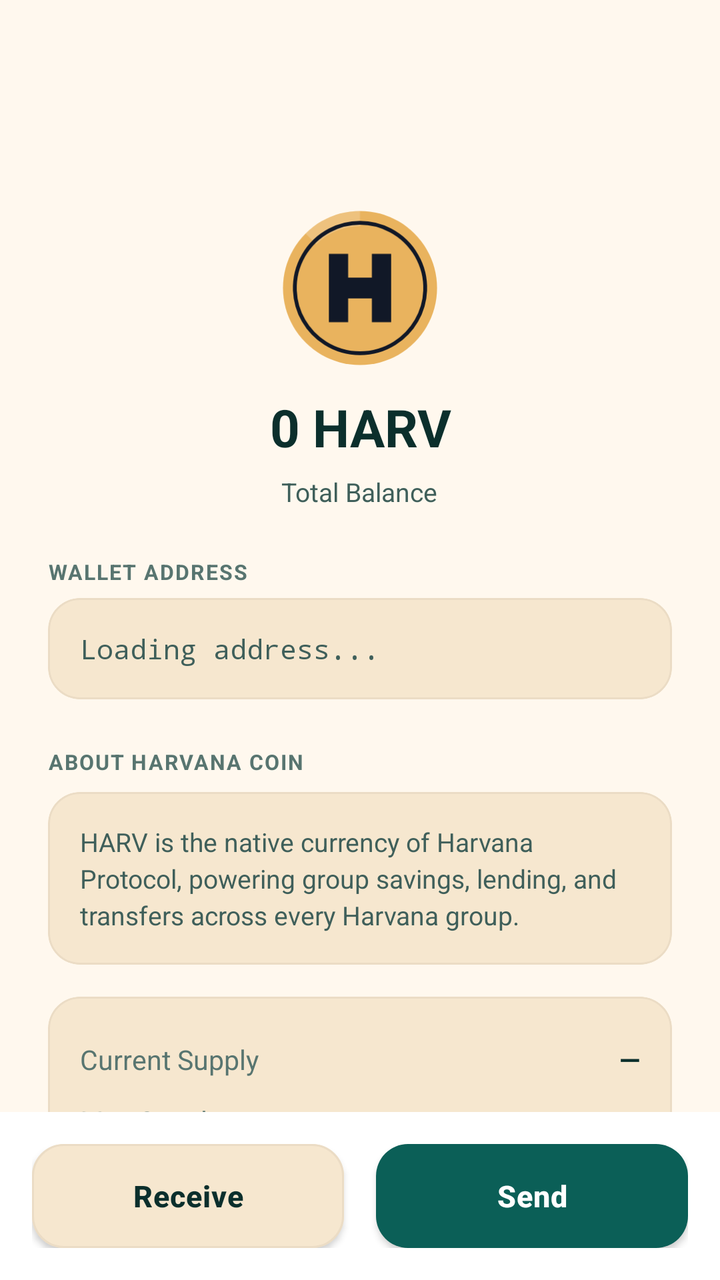
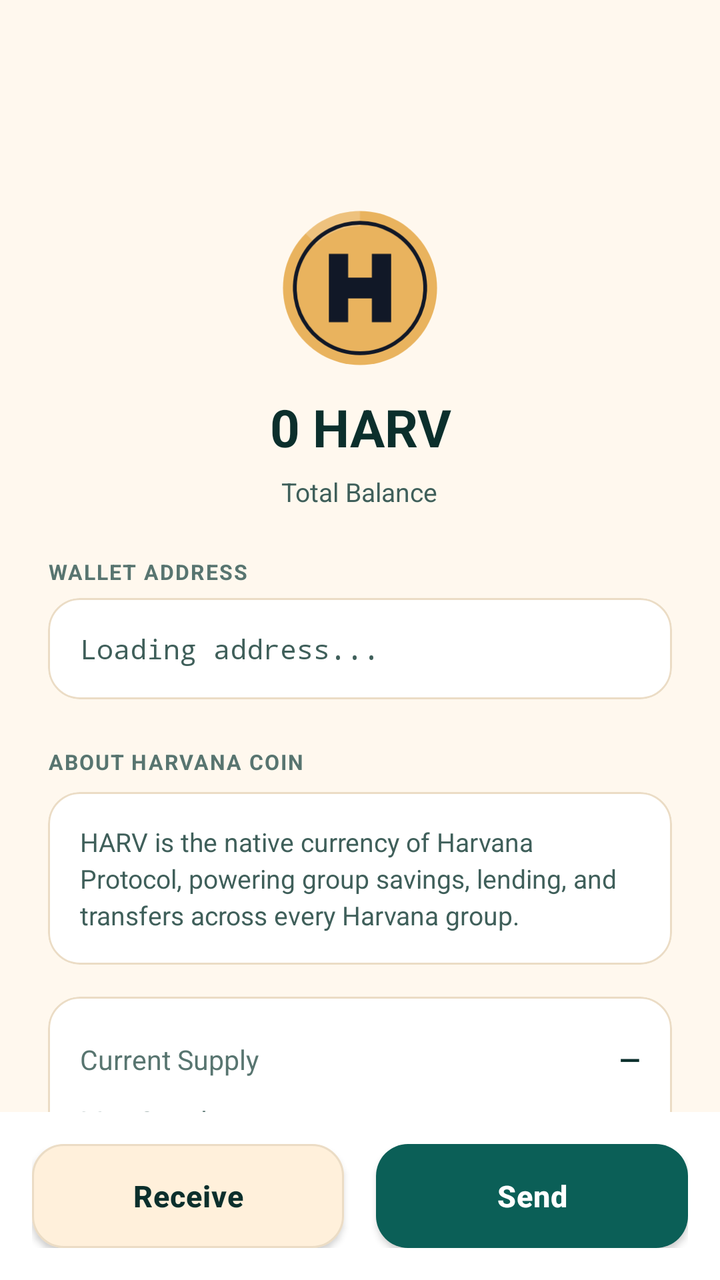

Compare the two renders of this Android layout. The source of the first and the diff that turns it into the second are given below.
<!-- AndroidManifest.xml: application theme AppTheme -->
<!-- res/layout/coin_detail.xml -->
<androidx.coordinatorlayout.widget.CoordinatorLayout
	xmlns:android="http://schemas.android.com/apk/res/android"
	xmlns:app="http://schemas.android.com/apk/res-auto"
	xmlns:tools="http://schemas.android.com/tools"
	android:id="@+id/_coordinator"
	android:layout_width="match_parent"
	android:layout_height="match_parent">
	<com.google.android.material.appbar.AppBarLayout
		android:id="@+id/_app_bar"
		android:layout_width="match_parent"
		android:layout_height="wrap_content"
		android:theme="@style/AppTheme.AppBarOverlay"
		app:elevation="0dp"
		android:stateListAnimator="@null">
		<androidx.appcompat.widget.Toolbar
			android:id="@+id/_toolbar"
			android:layout_width="match_parent"
			android:layout_height="?attr/actionBarSize"
			android:background="?attr/appBarColor"
			app:popupTheme="@style/AppTheme.PopupOverlay" />
	</com.google.android.material.appbar.AppBarLayout>
	<androidx.coordinatorlayout.widget.CoordinatorLayout
		android:id="@+id/_coordinator"
		android:layout_width="match_parent"
		android:layout_height="match_parent"
		android:background="@color/colorBackground"
		app:layout_behavior="@string/appbar_scrolling_view_behavior">
		<LinearLayout
			android:id="@+id/linear3"
			android:layout_width="match_parent"
			android:layout_height="match_parent"
			android:orientation="vertical">
			<androidx.core.widget.NestedScrollView
				android:id="@+id/vscroll2"
				android:layout_width="match_parent"
				android:layout_height="0dp"
				android:layout_weight="1"
				android:overScrollMode="never"
				android:fillViewport="true">
				<LinearLayout
					android:id="@+id/linear10"
					android:layout_width="match_parent"
					android:layout_height="wrap_content"
					android:padding="24dp"
					android:gravity="center_horizontal"
					android:orientation="vertical">
					<com.google.android.material.card.MaterialCardView
						android:id="@+id/cardview1"
						android:layout_width="wrap_content"
						android:layout_height="wrap_content"
						android:layout_marginTop="24dp"
						app:cardBackgroundColor="@android:color/transparent"
						app:cardElevation="0dp"
						app:cardCornerRadius="360dp"
						app:strokeWidth="0dp">
						<ImageView
							android:id="@+id/img_coin_logo"
							android:layout_width="80dp"
							android:layout_height="80dp"
							android:src="@drawable/ic_coin_harv"
							android:scaleType="centerInside" />
					</com.google.android.material.card.MaterialCardView>
					<LinearLayout
						android:id="@+id/linear7"
						android:layout_width="match_parent"
						android:layout_height="wrap_content"
						android:layout_marginTop="8dp"
						android:padding="4dp"
						android:gravity="center_horizontal"
						android:orientation="horizontal"
						android:layout_marginHorizontal="40dp">
						<TextView
							android:id="@+id/tv_coin_balance"
							android:layout_width="match_parent"
							android:layout_height="wrap_content"
							android:gravity="center_horizontal|center_vertical"
							android:text="0 HARV"
							android:textSize="26sp"
							android:textStyle="bold"
							android:textColor="@color/colorTextPrimary"
							android:singleLine="true" />
					</LinearLayout>
					<TextView
						android:id="@+id/textview14"
						android:layout_width="wrap_content"
						android:layout_height="wrap_content"
						android:layout_marginTop="2dp"
						android:text="Total Balance"
						android:textSize="13sp"
						android:textColor="@color/colorTextSecondary" />
					<TextView
						android:id="@+id/textview15"
						android:layout_width="match_parent"
						android:layout_height="wrap_content"
						android:layout_marginTop="24dp"
						android:text="WALLET ADDRESS"
						android:textStyle="bold"
						android:textColor="@color/colorTextTertiary"
						android:textSize="10.5sp"
						android:letterSpacing="0.06" />
					<com.google.android.material.card.MaterialCardView
						android:id="@+id/cardview4"
						android:layout_width="match_parent"
						android:layout_height="wrap_content"
						android:layout_marginTop="6dp"
						app:cardBackgroundColor="@color/colorSurfaceRaised"
						app:cardCornerRadius="16dp"
						app:cardElevation="0dp"
						app:strokeWidth="1dp"
						app:strokeColor="@color/colorCardStroke">
						<TextView
							android:id="@+id/tv_wallet_address"
							android:layout_width="match_parent"
							android:layout_height="wrap_content"
							android:padding="16dp"
							android:gravity="center_vertical"
							android:text="Loading address..."
							android:textColor="@color/colorTextSecondary"
							android:textSize="13.5sp"
							android:fontFamily="monospace"
							android:textIsSelectable="true" />
					</com.google.android.material.card.MaterialCardView>
					<TextView
						android:id="@+id/textview2"
						android:layout_width="match_parent"
						android:layout_height="wrap_content"
						android:layout_marginTop="24dp"
						android:layout_marginBottom="8dp"
						android:text="ABOUT HARVANA COIN"
						android:textStyle="bold"
						android:textColor="@color/colorTextTertiary"
						android:gravity="start"
						android:textSize="10.5sp"
						android:letterSpacing="0.06" />
					<com.google.android.material.card.MaterialCardView
						android:id="@+id/cardview7"
						android:layout_width="match_parent"
						android:layout_height="wrap_content"
						app:cardBackgroundColor="@color/colorSurfaceRaised"
						app:cardCornerRadius="16dp"
						app:cardElevation="0dp"
						app:strokeWidth="1dp"
						app:strokeColor="@color/colorCardStroke">
						<LinearLayout
							android:id="@+id/linear11"
							android:layout_width="match_parent"
							android:layout_height="wrap_content"
							android:padding="16dp"
							android:orientation="vertical">
							<TextView
								android:id="@+id/tv_coin_description"
								android:layout_width="match_parent"
								android:layout_height="wrap_content"
								android:text="HARV is the native currency of Harvana Protocol, powering group savings, lending, and transfers across every Harvana group."
								android:textSize="13sp"
								android:textColor="@color/colorTextSecondary"
								android:gravity="start"
								android:lineSpacingExtra="3dp" />
						</LinearLayout>
					</com.google.android.material.card.MaterialCardView>
					<com.google.android.material.card.MaterialCardView
						android:id="@+id/cardview8"
						android:layout_width="match_parent"
						android:layout_height="wrap_content"
						android:layout_marginTop="16dp"
						app:cardBackgroundColor="@color/colorSurfaceRaised"
						app:cardCornerRadius="16dp"
						app:cardElevation="0dp"
						app:strokeWidth="1dp"
						app:strokeColor="@color/colorCardStroke">
						<LinearLayout
							android:id="@+id/linear12"
							android:layout_width="match_parent"
							android:layout_height="wrap_content"
							android:padding="16dp"
							android:orientation="vertical">
							<LinearLayout
								android:id="@+id/row_current_supply"
								android:layout_width="match_parent"
								android:layout_height="wrap_content"
								android:gravity="center_vertical"
								android:orientation="horizontal"
								android:paddingVertical="6dp">
								<TextView
									android:id="@+id/tv_stat_label_1"
									android:layout_width="0dp"
									android:layout_height="wrap_content"
									android:text="Current Supply"
									android:textColor="@color/colorTextTertiary"
									android:layout_weight="1"
									android:textSize="13.5sp"
									android:focusable="false" />
								<TextView
									android:id="@+id/tv_stat_value_1"
									android:layout_width="wrap_content"
									android:layout_height="wrap_content"
									android:text="—"
									android:textStyle="bold"
									android:textColor="@color/colorTextPrimary"
									android:textSize="13.5sp"
									android:focusable="false" />
							</LinearLayout>
							<LinearLayout
								android:id="@+id/row_max_supply"
								android:layout_width="match_parent"
								android:layout_height="wrap_content"
								android:gravity="center_vertical"
								android:orientation="horizontal"
								android:paddingVertical="6dp">
								<TextView
									android:id="@+id/tv_stat_label_2"
									android:layout_width="0dp"
									android:layout_height="wrap_content"
									android:text="Max Supply"
									android:textColor="@color/colorTextTertiary"
									android:layout_weight="1"
									android:textSize="13.5sp"
									android:focusable="false" />
								<TextView
									android:id="@+id/tv_stat_value_2"
									android:layout_width="wrap_content"
									android:layout_height="wrap_content"
									android:text="—"
									android:textStyle="bold"
									android:textColor="@color/colorTextPrimary"
									android:textSize="13.5sp"
									android:focusable="false" />
							</LinearLayout>
							<LinearLayout
								android:id="@+id/row_circulating_supply"
								android:layout_width="match_parent"
								android:layout_height="wrap_content"
								android:gravity="center_vertical"
								android:orientation="horizontal"
								android:paddingVertical="6dp">
								<TextView
									android:id="@+id/tv_stat_label_3"
									android:layout_width="0dp"
									android:layout_height="wrap_content"
									android:text="Circulating Supply"
									android:textColor="@color/colorTextTertiary"
									android:layout_weight="1"
									android:textSize="13.5sp"
									android:focusable="false" />
								<TextView
									android:id="@+id/tv_stat_value_3"
									android:layout_width="wrap_content"
									android:layout_height="wrap_content"
									android:text="—"
									android:textStyle="bold"
									android:textColor="@color/colorTextPrimary"
									android:textSize="13.5sp"
									android:focusable="false" />
							</LinearLayout>
							<LinearLayout
								android:id="@+id/row_total_holders"
								android:layout_width="match_parent"
								android:layout_height="wrap_content"
								android:gravity="center_vertical"
								android:orientation="horizontal"
								android:paddingVertical="6dp">
								<TextView
									android:id="@+id/tv_stat_label_4"
									android:layout_width="0dp"
									android:layout_height="wrap_content"
									android:text="Total Holders"
									android:textColor="@color/colorTextTertiary"
									android:layout_weight="1"
									android:textSize="13.5sp"
									android:focusable="false" />
								<TextView
									android:id="@+id/tv_stat_value_4"
									android:layout_width="wrap_content"
									android:layout_height="wrap_content"
									android:text="—"
									android:textStyle="bold"
									android:textColor="@color/colorTextPrimary"
									android:textSize="13.5sp"
									android:focusable="false" />
							</LinearLayout>
							<LinearLayout
								android:id="@+id/row_block_height"
								android:layout_width="match_parent"
								android:layout_height="wrap_content"
								android:gravity="center_vertical"
								android:orientation="horizontal"
								android:paddingVertical="6dp">
								<TextView
									android:id="@+id/tv_stat_label_5"
									android:layout_width="0dp"
									android:layout_height="wrap_content"
									android:text="Block Height"
									android:textColor="@color/colorTextTertiary"
									android:layout_weight="1"
									android:textSize="13.5sp"
									android:focusable="false" />
								<TextView
									android:id="@+id/tv_stat_value_5"
									android:layout_width="wrap_content"
									android:layout_height="wrap_content"
									android:text="—"
									android:textStyle="bold"
									android:textColor="@color/colorTextPrimary"
									android:textSize="13.5sp"
									android:focusable="false" />
							</LinearLayout>
							<LinearLayout
								android:id="@+id/row_block_reward"
								android:layout_width="match_parent"
								android:layout_height="wrap_content"
								android:gravity="center_vertical"
								android:orientation="horizontal"
								android:paddingVertical="6dp">
								<TextView
									android:id="@+id/tv_stat_label_6"
									android:layout_width="0dp"
									android:layout_height="wrap_content"
									android:text="Block Reward"
									android:textColor="@color/colorTextTertiary"
									android:layout_weight="1"
									android:textSize="13.5sp"
									android:focusable="false" />
								<TextView
									android:id="@+id/tv_stat_value_6"
									android:layout_width="wrap_content"
									android:layout_height="wrap_content"
									android:text="—"
									android:textStyle="bold"
									android:textColor="@color/colorTextPrimary"
									android:textSize="13.5sp"
									android:focusable="false" />
							</LinearLayout>
							<LinearLayout
								android:id="@+id/row_halving"
								android:layout_width="match_parent"
								android:layout_height="wrap_content"
								android:gravity="center_vertical"
								android:orientation="horizontal"
								android:paddingVertical="6dp">
								<TextView
									android:id="@+id/tv_stat_label_7"
									android:layout_width="0dp"
									android:layout_height="wrap_content"
									android:text="Next Halving"
									android:textColor="@color/colorTextTertiary"
									android:layout_weight="1"
									android:textSize="13.5sp"
									android:focusable="false" />
								<TextView
									android:id="@+id/tv_stat_value_7"
									android:layout_width="wrap_content"
									android:layout_height="wrap_content"
									android:text="—"
									android:textStyle="bold"
									android:textColor="@color/colorTextPrimary"
									android:textSize="13.5sp"
									android:focusable="false" />
							</LinearLayout>
							<LinearLayout
								android:id="@+id/row_network"
								android:layout_width="match_parent"
								android:layout_height="wrap_content"
								android:gravity="center_vertical"
								android:orientation="horizontal"
								android:paddingVertical="6dp">
								<TextView
									android:id="@+id/tv_stat_label_8"
									android:layout_width="0dp"
									android:layout_height="wrap_content"
									android:text="Network"
									android:textColor="@color/colorTextTertiary"
									android:layout_weight="1"
									android:textSize="13.5sp"
									android:focusable="false" />
								<TextView
									android:id="@+id/tv_stat_value_8"
									android:layout_width="wrap_content"
									android:layout_height="wrap_content"
									android:text="—"
									android:textStyle="bold"
									android:textColor="@color/colorTextPrimary"
									android:textSize="13.5sp"
									android:focusable="false" />
							</LinearLayout>
						</LinearLayout>
					</com.google.android.material.card.MaterialCardView>
					<TextView
						android:id="@+id/tv_coin_info_note"
						android:layout_width="match_parent"
						android:layout_height="wrap_content"
						android:layout_marginTop="12dp"
						android:text="Figures update from the live network and may lag a few seconds behind the chain tip."
						android:textColor="@color/colorTextTertiary"
						android:gravity="start"
						android:textSize="11.5sp"
						android:layout_marginHorizontal="4dp" />
				</LinearLayout>
			</androidx.core.widget.NestedScrollView>
			<LinearLayout
				android:id="@+id/layout_buttons"
				android:layout_width="match_parent"
				android:layout_height="wrap_content"
				android:padding="16dp"
				android:background="@color/colorSurface"
				android:orientation="horizontal"
				android:weightSum="2">
				<com.google.android.material.button.MaterialButton
					android:id="@+id/btn_receive"
					android:layout_width="0dp"
					android:layout_height="52dp"
					android:text="Receive"
					android:textSize="15sp"
					android:textStyle="bold"
					android:textColor="@color/colorTextPrimary"
					android:layout_weight="1"
					android:layout_marginEnd="8dp"
					app:backgroundTint="@color/colorSurfaceRaised"
					app:cornerRadius="16dp"
					app:elevation="0dp"
					app:strokeWidth="1dp"
					app:strokeColor="@color/colorCardStroke"
					android:textAllCaps="false" />
				<com.google.android.material.button.MaterialButton
					android:id="@+id/btn_send"
					android:layout_width="0dp"
					android:layout_height="52dp"
					android:text="Send"
					android:textSize="15sp"
					android:textStyle="bold"
					android:textColor="@color/colorTextOnAccent"
					android:layout_weight="1"
					android:layout_marginStart="8dp"
					app:backgroundTint="@color/colorAccent"
					app:cornerRadius="16dp"
					app:elevation="0dp"
					android:textAllCaps="false" />
			</LinearLayout>
		</LinearLayout>
	</androidx.coordinatorlayout.widget.CoordinatorLayout>
</androidx.coordinatorlayout.widget.CoordinatorLayout>
<!-- resources referenced by this layout -->
<resources>
  <color name="colorAccent">#0B5F57</color>
  <color name="colorBackground">#FFF8EE</color>
  <color name="colorCardStroke">#EBDCC5</color>
  <color name="colorSurface">#FFFFFF</color>
  <color name="colorSurfaceRaised">#F6E7CF</color>
  <color name="colorTextOnAccent">#FFFFFF</color>
  <color name="colorTextPrimary">#0B2F2C</color>
  <color name="colorTextSecondary">#3F5F5A</color>
  <color name="colorTextTertiary">#587570</color>
  <style name="AppTheme.AppBarOverlay" parent="ThemeOverlay.MaterialComponents.Light">
          
          <item name="android:textColorPrimary">?attr/onAppBarColor</item>
          <item name="android:textColorSecondary">?attr/onAppBarColor</item>
          <item name="colorControlNormal">?attr/onAppBarColor</item>
          <item name="colorOnSurface">?attr/onAppBarColor</item>
      </style>
  <style name="AppTheme.PopupOverlay" parent="ThemeOverlay.MaterialComponents.Light">
          <item name="popupMenuStyle">@style/HarvanaPopupMenu</item>
          <item name="actionOverflowMenuStyle">@style/HarvanaPopupMenu</item>
      </style>
  <style name="HarvanaPopupMenu" parent="Widget.MaterialComponents.PopupMenu">
          <item name="android:popupBackground">@drawable/bg_popup_menu</item>
          <item name="android:popupElevation">10dp</item>
      </style>
  <style name="HarvanaSpinner" parent="Widget.AppCompat.Spinner">
          <item name="android:popupBackground">@color/colorSurface</item>
          <item name="android:dropDownSelector">@color/colorAccentRipple</item>
      </style>
  <!-- drawable ic_nav_back (drawable) -->
  <?xml version="1.0" encoding="utf-8"?>
  <vector xmlns:android="http://schemas.android.com/apk/res/android"
      android:width="24dp" android:height="24dp" android:viewportWidth="24" android:viewportHeight="24"
      android:autoMirrored="true"
      android:tint="?attr/colorControlNormal">
      <path android:fillColor="#FFFFFFFF" android:pathData="M20,11H7.83l5.59,-5.59L12,4l-8,8 8,8 1.41,-1.41L7.83,13H20v-2z" />
  </vector>
  <style name="HarvanaTextView" parent="android:Widget.TextView">
          <item name="android:textColor">@color/colorTextPrimary</item>
      </style>
  <color name="colorAccentDark">#084A44</color>
  <color name="colorError">#C8443F</color>
  <color name="colorTextPrimaryWhite">#FFFFFF</color>
  <color name="colorControlNormal">#587570</color>
  <color name="colorAccentRipple">#1A0B5F57</color>
  <color name="colorAccentStroke">#330B5F57</color>
  <color name="colorAccentStrong">#053D3A</color>
  <!-- drawable bg_popup_menu (drawable) -->
  <?xml version="1.0" encoding="utf-8"?>
  <shape xmlns:android="http://schemas.android.com/apk/res/android" android:shape="rectangle">
      <solid android:color="@color/colorPopupSurface" />
      <stroke android:width="1dp" android:color="@color/colorCardStroke" />
      <corners android:radius="14dp" />
  </shape>
  <style name="HarvanaDialogButton" parent="Widget.MaterialComponents.Button.TextButton.Dialog">
          <item name="android:textColor">@color/colorAccent</item>
          <item name="android:minHeight">48dp</item>
      </style>
  <style name="HarvanaBottomSheetStyle" parent="Widget.MaterialComponents.BottomSheet.Modal">
          <item name="backgroundTint">?attr/colorSurface</item>
          <item name="shapeAppearanceOverlay">@style/HarvanaBottomSheetShape</item>
      </style>
  <color name="colorPopupSurface">#F6E9D2</color>
  <style name="HarvanaBottomSheetShape" parent="">
          <item name="cornerFamily">rounded</item>
          <item name="cornerSizeTopLeft">20dp</item>
          <item name="cornerSizeTopRight">20dp</item>
          <item name="cornerSizeBottomLeft">0dp</item>
          <item name="cornerSizeBottomRight">0dp</item>
      </style>
  <!-- unchanged entries left out for length: 6 -->
</resources>

<!-- the commit's change to res/layout/coin_detail.xml (unified diff, before → after) -->
@@ -103,7 +103,7 @@
 						android:layout_width="match_parent"
 						android:layout_height="wrap_content"
 						android:layout_marginTop="6dp"
-						app:cardBackgroundColor="@color/colorSurfaceRaised"
+						app:cardBackgroundColor="@color/colorSurface"
 						app:cardCornerRadius="16dp"
 						app:cardElevation="0dp"
 						app:strokeWidth="1dp"
@@ -136,7 +136,7 @@
 						android:id="@+id/cardview7"
 						android:layout_width="match_parent"
 						android:layout_height="wrap_content"
-						app:cardBackgroundColor="@color/colorSurfaceRaised"
+						app:cardBackgroundColor="@color/colorSurface"
 						app:cardCornerRadius="16dp"
 						app:cardElevation="0dp"
 						app:strokeWidth="1dp"
@@ -163,7 +163,7 @@
 						android:layout_width="match_parent"
 						android:layout_height="wrap_content"
 						android:layout_marginTop="16dp"
-						app:cardBackgroundColor="@color/colorSurfaceRaised"
+						app:cardBackgroundColor="@color/colorSurface"
 						app:cardCornerRadius="16dp"
 						app:cardElevation="0dp"
 						app:strokeWidth="1dp"
<!-- resource entries referenced after the edit -->
@@ -4,7 +4,7 @@
   <color name="colorBackground">#FFF8EE</color>
   <color name="colorCardStroke">#EBDCC5</color>
   <color name="colorSurface">#FFFFFF</color>
-  <color name="colorSurfaceRaised">#F6E7CF</color>
+  <color name="colorSurfaceRaised">@color/colorSurfaceAlt</color>
   <color name="colorTextOnAccent">#FFFFFF</color>
   <color name="colorTextPrimary">#0B2F2C</color>
   <color name="colorTextSecondary">#3F5F5A</color>
@@ -20,6 +20,7 @@
           <item name="popupMenuStyle">@style/HarvanaPopupMenu</item>
           <item name="actionOverflowMenuStyle">@style/HarvanaPopupMenu</item>
       </style>
+  <color name="colorSurfaceAlt">#FFF0DB</color>
   <style name="HarvanaPopupMenu" parent="Widget.MaterialComponents.PopupMenu">
           <item name="android:popupBackground">@drawable/bg_popup_menu</item>
           <item name="android:popupElevation">10dp</item>
@@ -61,7 +62,7 @@
           <item name="backgroundTint">?attr/colorSurface</item>
           <item name="shapeAppearanceOverlay">@style/HarvanaBottomSheetShape</item>
       </style>
-  <color name="colorPopupSurface">#F6E9D2</color>
+  <color name="colorPopupSurface">@color/colorSurface</color>
   <style name="HarvanaBottomSheetShape" parent="">
           <item name="cornerFamily">rounded</item>
           <item name="cornerSizeTopLeft">20dp</item>
